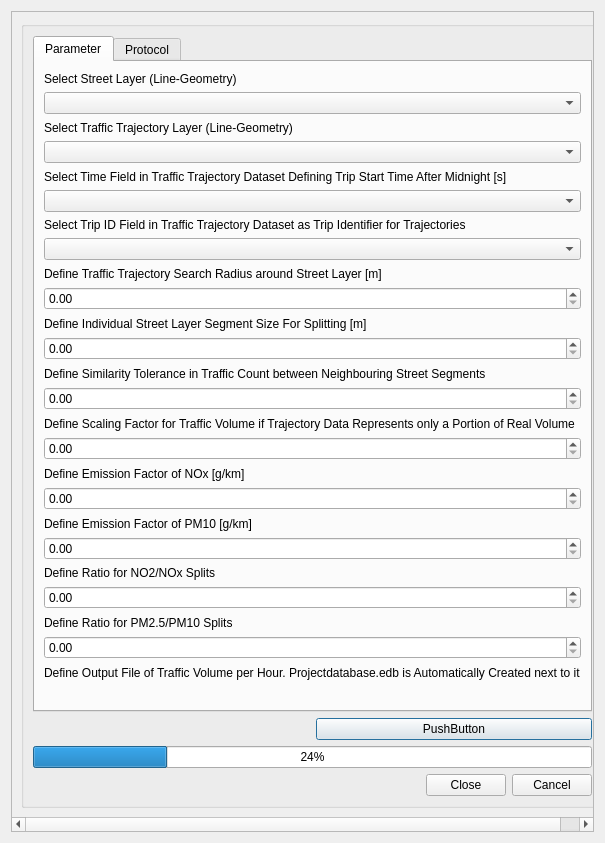
First picture: the form in Traffic2ENVI-met.ui, repository tim-sinsel-jgu-mz/Traffic2ENVI-met, before the edit.
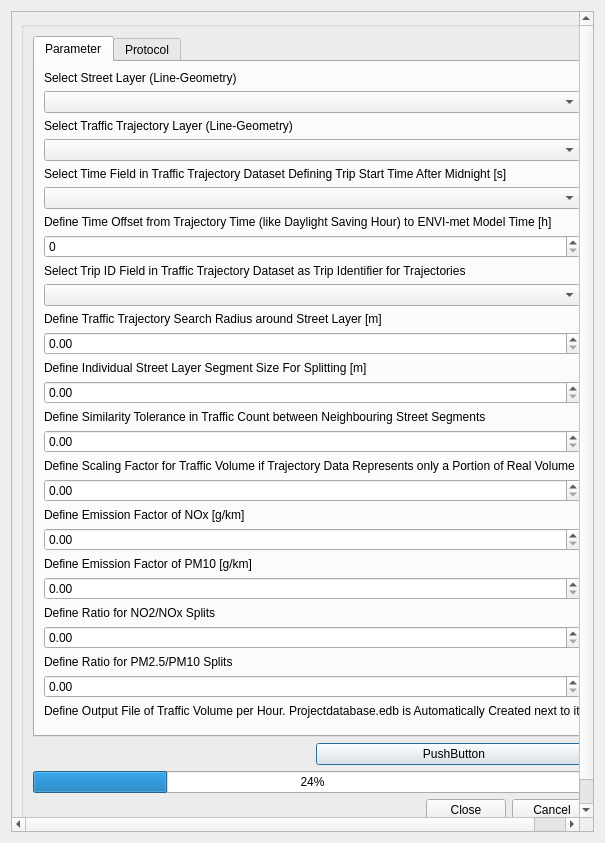
Second picture: the form after the edit. Custom widgets are drawn as their Qt base class.

Commit message: bugfixes like adding time offset from daylight saving hour and performance improvements

```diff
--- a/Traffic2ENVI-met.ui
+++ b/Traffic2ENVI-met.ui
@@ -24,8 +24,8 @@
        <rect>
         <x>0</x>
         <y>0</y>
-        <width>585</width>
-        <height>823</height>
+        <width>599</width>
+        <height>900</height>
        </rect>
       </property>
       <property name="sizePolicy">
@@ -104,6 +104,23 @@
                   </property>
                  </widget>
                 </item>
+                <item>
+                 <widget class="QLabel" name="label_TimeOffset">
+                  <property name="toolTip">
+                   <string>Hours added to the trajectory times to put them on the ENVI-met model clock. ENVI-met applies the emission profile on its fixed model time zone (e.g. UTC+1) without daylight saving time. Trajectories in local clock time need -1 for a summer simulation (CEST) and 0 in winter (CET).</string>
+                  </property>
+                  <property name="text">
+                   <string>Define Time Offset from Trajectory Time (like Daylight Saving Hour) to ENVI-met Model Time [h]</string>
+                  </property>
+                 </widget>
+                </item>
+                <item>
+                 <widget class="QgsSpinBox" name="mQgsSpinBox_TimeOffset">
+                  <property name="toolTip">
+                   <string>Hours added to the trajectory times to put them on the ENVI-met model clock. ENVI-met applies the emission profile on its fixed model time zone (e.g. UTC+1) without daylight saving time. Trajectories in local clock time need -1 for a summer simulation (CEST) and 0 in winter (CET).</string>
+                  </property>
+                 </widget>
+                </item>
                 <item>
                  <widget class="QLabel" name="label_TridIDField">
                   <property name="toolTip">
@@ -341,6 +358,11 @@
    <extends>QComboBox</extends>
    <header>qgsmaplayercombobox.h</header>
   </customwidget>
+  <customwidget>
+   <class>QgsSpinBox</class>
+   <extends>QSpinBox</extends>
+   <header>qgsspinbox.h</header>
+  </customwidget>
  </customwidgets>
  <resources/>
  <connections/>
```
Left out of the diff: 4 changed lines with no effect on the pictures. The commit also changes 3 other files.
